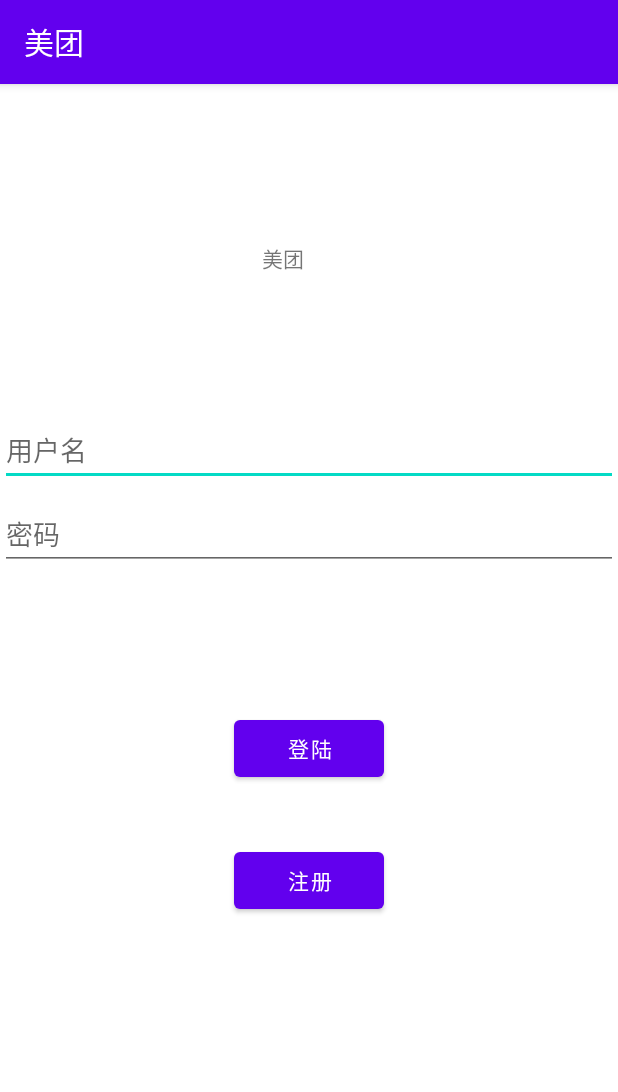
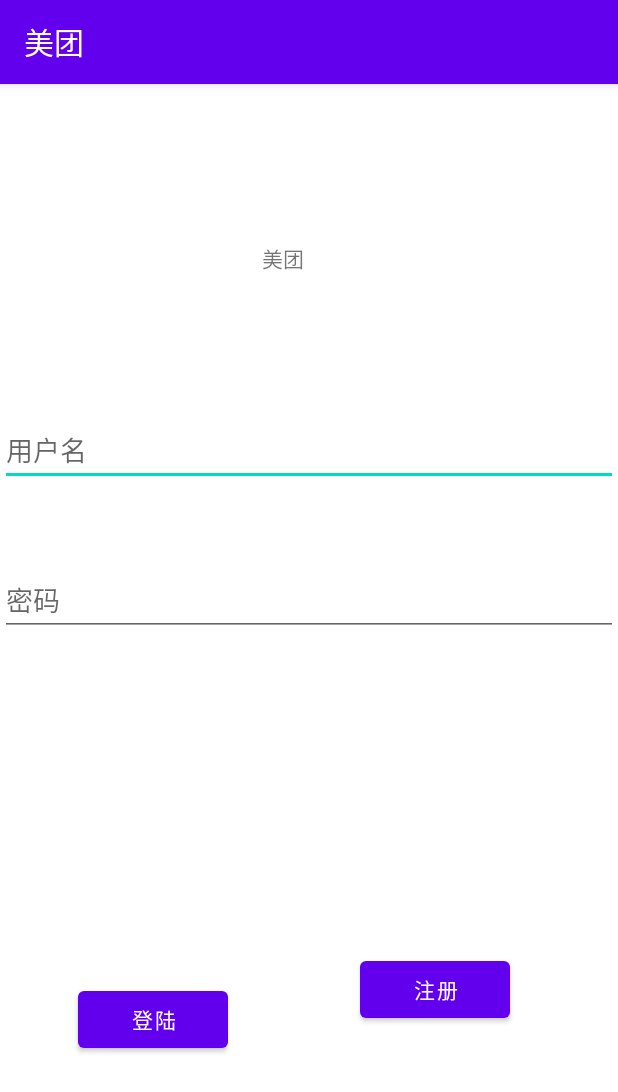
Before and after one commit to ACodeHX/android-takeout, an Android app: the screen it shows after launch (MainActivity), on a phone screen of 412 x 824 dp. Shown: the top 1092 px of the screen. Run offline under Robolectric (Android 15) with nearby library versions, the phone set to English and light mode, and no system bars; libraries missing offline, so code that uses them is left out: net.sqlcipher.database; 2 statements that could not run were skipped.

Commit message:
店铺详细的布局

```diff
--- a/app/build.gradle
+++ b/app/build.gradle
@@ -30,6 +30,7 @@ android {
 
 dependencies {
     implementation 'net.zetetic:android-database-sqlcipher:4.5.0'
+    implementation 'com.google.code.gson:gson:2.8.9'
     implementation 'androidx.appcompat:appcompat:1.6.1'
     implementation 'com.google.android.material:material:1.12.0'
     implementation "androidx.annotation:annotation:1.8.0"
--- a/app/src/main/AndroidManifest.xml
+++ b/app/src/main/AndroidManifest.xml
@@ -25,6 +25,7 @@
         <activity android:name=".RegisterActivity"></activity>
         <activity android:name=".Store"></activity>
         <activity android:name=".StoreMinute"></activity>
+        <activity android:name=".TakeOut" />
     </application>
 
 </manifest>
--- a/app/src/main/java/com/aa/meituan/Store.java
+++ b/app/src/main/java/com/aa/meituan/Store.java
@@ -1,5 +1,6 @@
 package com.aa.meituan;
 
+import android.content.Intent;
 import android.os.Bundle;
 import android.view.LayoutInflater;
 import android.view.View;
@@ -31,7 +32,8 @@ public class Store extends AppCompatActivity {
         clickableView.setOnClickListener(new View.OnClickListener() {
             @Override
             public void onClick(View view) {
-                Toast.makeText(Store.this, "hello", Toast.LENGTH_SHORT).show();
+                Intent intent = new Intent(Store.this, TakeOut.class);
+                startActivity(intent);
             }
         });
 
--- a/app/src/main/res/layout/activity_main.xml
+++ b/app/src/main/res/layout/activity_main.xml
@@ -25,7 +25,7 @@
         android:id="@+id/passwd"
         android:layout_width="match_parent"
         android:layout_height="wrap_content"
-        android:layout_marginTop="8dp"
+        android:layout_marginTop="52dp"
         android:hint="@string/passwd"
         android:inputType="textPassword"
         android:minHeight="48dp"
@@ -38,13 +38,12 @@
         android:id="@+id/login_but"
         android:layout_width="100dp"
         android:layout_height="50dp"
-        android:layout_marginStart="155dp"
-        android:layout_marginEnd="155dp"
-        android:layout_marginBottom="300dp"
+        android:layout_marginStart="52dp"
+        android:layout_marginBottom="80dp"
         android:text="登陆"
         app:layout_constraintBottom_toBottomOf="parent"
-        app:layout_constraintEnd_toEndOf="parent"
-        app:layout_constraintStart_toStartOf="parent" />
+        app:layout_constraintStart_toStartOf="parent"
+        app:layout_constraintTop_toTopOf="@+id/guideline2" />
 
     <TextView
         android:id="@+id/MT"
@@ -53,8 +52,8 @@
         android:layout_marginStart="157dp"
         android:layout_marginTop="84dp"
         android:layout_marginEnd="196dp"
+        android:gravity="center"
         android:text="美团"
-        android:gravity="center"
         app:layout_constraintEnd_toEndOf="parent"
         app:layout_constraintHorizontal_bias="0.485"
         app:layout_constraintStart_toStartOf="parent"
@@ -64,12 +63,20 @@
         android:id="@+id/register"
         android:layout_width="100dp"
         android:layout_height="50dp"
-        android:layout_marginStart="155dp"
-        android:layout_marginTop="38dp"
-        android:layout_marginEnd="155dp"
+        android:layout_marginStart="239dp"
+        android:layout_marginTop="20dp"
+        android:layout_marginEnd="72dp"
         android:text="注册"
         app:layout_constraintEnd_toEndOf="parent"
+        app:layout_constraintHorizontal_bias="1.0"
         app:layout_constraintStart_toStartOf="parent"
-        app:layout_constraintTop_toBottomOf="@+id/login_but" />
+        app:layout_constraintTop_toTopOf="@+id/guideline2" />
+
+    <androidx.constraintlayout.widget.Guideline
+        android:id="@+id/guideline2"
+        android:layout_width="wrap_content"
+        android:layout_height="wrap_content"
+        android:orientation="horizontal"
+        app:layout_constraintGuide_begin="559dp" />
 
 </androidx.constraintlayout.widget.ConstraintLayout>
--- a/app/src/main/res/layout/take_out.xml
+++ b/app/src/main/res/layout/take_out.xml
@@ -6,7 +6,7 @@
     android:padding="16dp">
 
     <TextView
-        android:id="@+id/total_price"
+        android:id="@+id/Store3"
         android:layout_width="wrap_content"
         android:layout_height="wrap_content"
         android:text="Total: $0.00"
```
Also changed, not shown: app/src/main/java/com/aa/meituan/TakeOut.java (+14 -2 lines), app/src/main/res/layout/take_out2.xml (+61 -16 lines), app/src/main/res/raw/takeout.json (added, +12 -0 lines).
